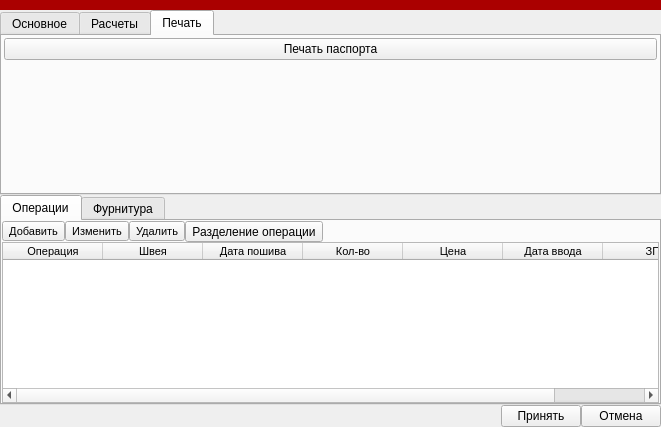
Old version of the form ui/pack.ui in the repository Meller008/CRM-Avi.
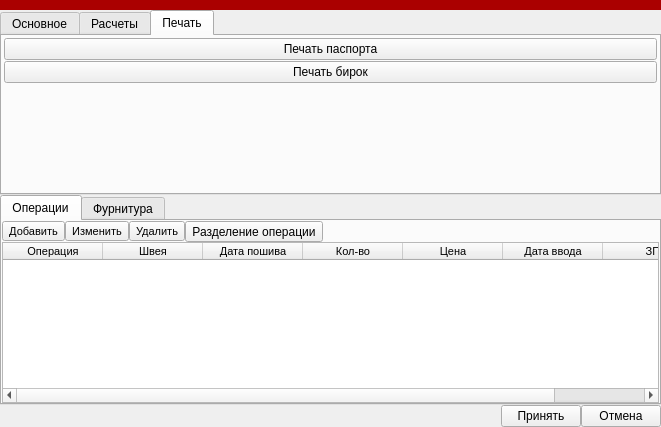
New version of the form. The open tabs and pages were chosen to show the change.

```diff
--- a/ui/pack.ui
+++ b/ui/pack.ui
@@ -977,7 +977,7 @@
          </property>
         </widget>
        </item>
-       <item row="1" column="0">
+       <item row="2" column="0">
         <spacer name="verticalSpacer_2">
          <property name="orientation">
           <enum>Qt::Vertical</enum>
@@ -990,6 +990,13 @@
          </property>
         </spacer>
        </item>
+       <item row="1" column="0">
+        <widget class="QPushButton" name="pushButton_4">
+         <property name="text">
+          <string>Печать бирок</string>
+         </property>
+        </widget>
+       </item>
       </layout>
      </widget>
     </widget>
```
Left out of the diff: 99 changed lines with no effect on the pictures.
